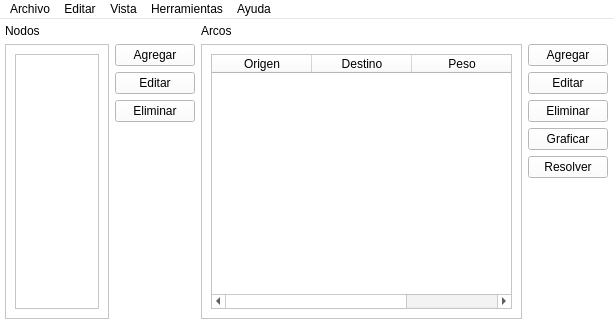
First picture: the form in gui/mainWindow_graph.ui, repository alejandro-castrillon/graph-pyhton, before the edit.
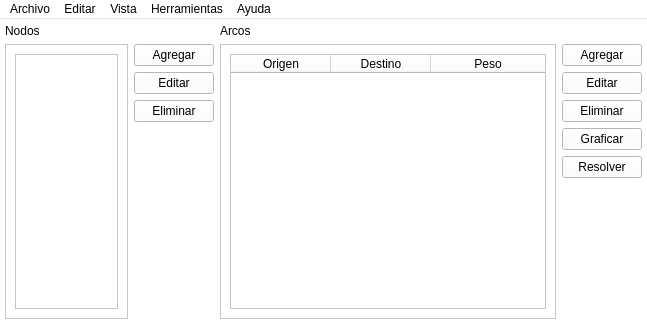
Second picture: the form after the edit. Icons and pictures are not drawn.

Commit message: Centrar ventana pricipal, Completar la solucion del algoritmo Dijkstra, Agregar creditos al programa

```diff
--- a/gui/mainWindow_graph.ui
+++ b/gui/mainWindow_graph.ui
@@ -6,7 +6,7 @@
    <rect>
     <x>0</x>
     <y>0</y>
-    <width>613</width>
+    <width>647</width>
     <height>324</height>
    </rect>
   </property>
@@ -148,6 +148,15 @@
        </color>
       </brush>
      </colorrole>
+     <colorrole role="PlaceholderText">
+      <brush brushstyle="NoBrush">
+       <color alpha="128">
+        <red>0</red>
+        <green>0</green>
+        <blue>0</blue>
+       </color>
+      </brush>
+     </colorrole>
     </active>
     <inactive>
      <colorrole role="WindowText">
@@ -285,6 +294,15 @@
        </color>
       </brush>
      </colorrole>
+     <colorrole role="PlaceholderText">
+      <brush brushstyle="NoBrush">
+       <color alpha="128">
+        <red>0</red>
+        <green>0</green>
+        <blue>0</blue>
+       </color>
+      </brush>
+     </colorrole>
     </inactive>
     <disabled>
      <colorrole role="WindowText">
@@ -422,6 +440,15 @@
        </color>
       </brush>
      </colorrole>
+     <colorrole role="PlaceholderText">
+      <brush brushstyle="NoBrush">
+       <color alpha="128">
+        <red>0</red>
+        <green>0</green>
+        <blue>0</blue>
+       </color>
+      </brush>
+     </colorrole>
     </disabled>
    </palette>
   </property>
@@ -473,8 +500,8 @@
             <rect>
              <x>0</x>
              <y>0</y>
-             <width>104</width>
-             <height>268</height>
+             <width>121</width>
+             <height>263</height>
             </rect>
            </property>
            <layout class="QVBoxLayout" name="verticalLayout_5">
@@ -563,8 +590,8 @@
               <rect>
                <x>0</x>
                <y>0</y>
-               <width>313</width>
-               <height>266</height>
+               <width>320</width>
+               <height>261</height>
               </rect>
              </property>
              <layout class="QHBoxLayout" name="horizontalLayout_5">
@@ -689,8 +716,8 @@
     <rect>
      <x>0</x>
      <y>0</y>
-     <width>613</width>
-     <height>21</height>
+     <width>647</width>
+     <height>22</height>
     </rect>
    </property>
    <widget class="QMenu" name="menuEditar">
```
Left out of the diff: 6 changed lines with no effect on the pictures. The commit also changes 6 other files.
